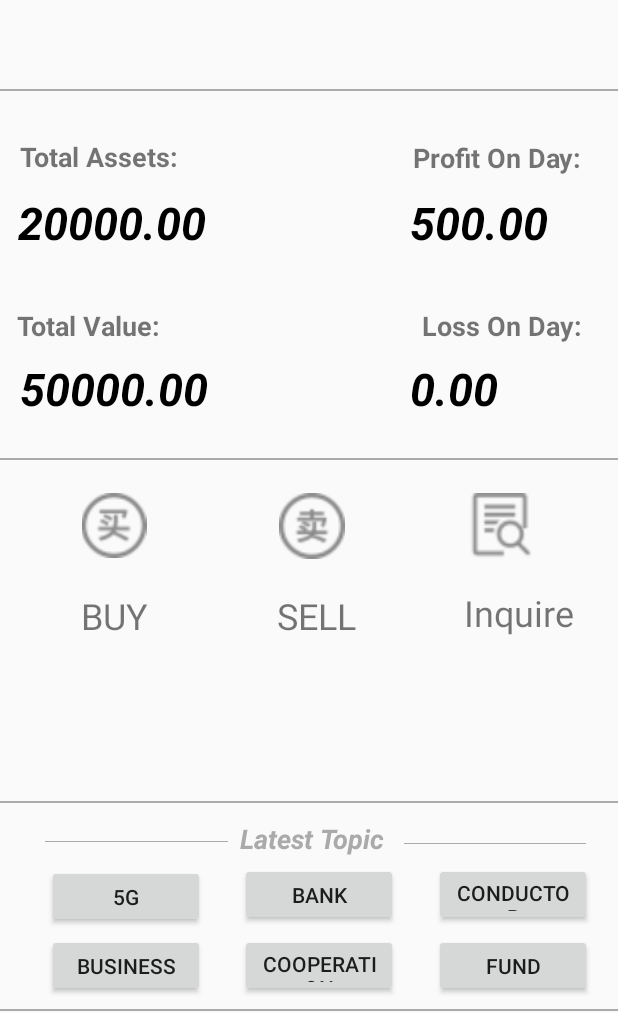
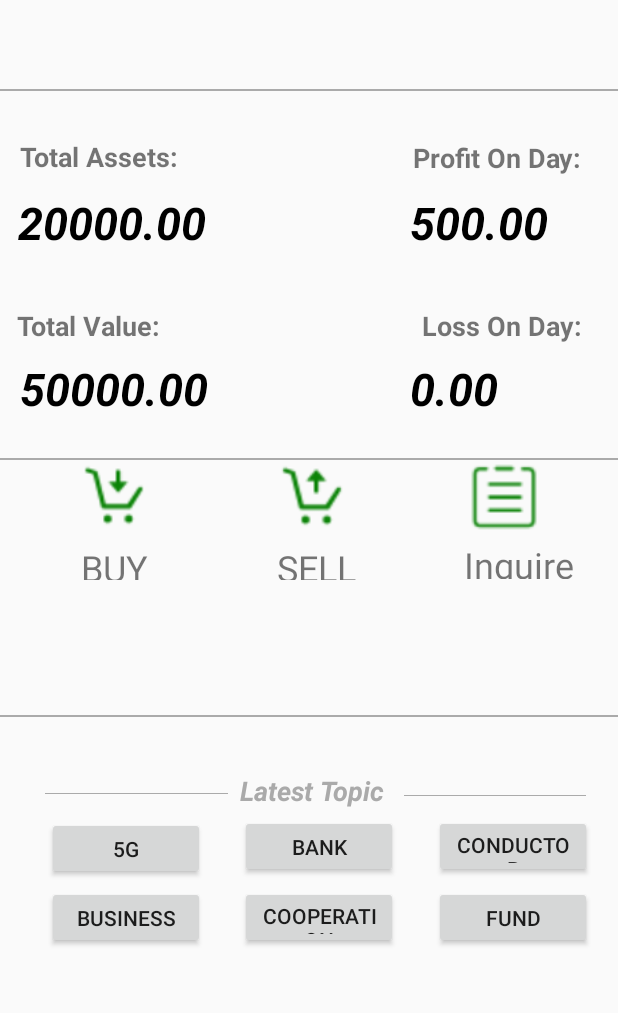
Before and after one commit to jayesslin/mystocks, an Android app: the personalPage screen opened directly, with no data from a screen before it, on a phone screen of 412 x 824 dp, the part 223-1236 px from its top. Run offline under Robolectric (Android 15) with nearby library versions, the phone set to English and light mode, and no system bars; 1 statement that could not run was skipped.

Commit message:
个人页面布局更新

```diff
--- a/app/src/main/res/layout/activity_personal_page.xml
+++ b/app/src/main/res/layout/activity_personal_page.xml
@@ -243,21 +243,23 @@
         android:layout_width="422dp"
         android:layout_height="1dp"
         android:layout_marginStart="8dp"
+        android:layout_marginTop="33dp"
         android:layout_marginEnd="8dp"
-        android:layout_marginBottom="140dp"
+        android:layout_marginBottom="148dp"
         android:background="@android:color/darker_gray"
         app:layout_constraintBottom_toBottomOf="parent"
         app:layout_constraintEnd_toEndOf="parent"
         app:layout_constraintHorizontal_bias="0.703"
-        app:layout_constraintStart_toStartOf="parent" />
+        app:layout_constraintStart_toStartOf="parent"
+        app:layout_constraintTop_toBottomOf="@+id/relativeLayout7" />
 
     <RelativeLayout
         android:id="@+id/relativeLayout5"
         android:layout_width="413dp"
         android:layout_height="45dp"
         android:layout_marginStart="8dp"
-        android:layout_marginTop="20dp"
         android:layout_marginEnd="8dp"
+        app:layout_constraintBottom_toTopOf="@+id/relativeLayout7"
         app:layout_constraintEnd_toEndOf="parent"
         app:layout_constraintHorizontal_bias="0.555"
         app:layout_constraintStart_toStartOf="parent"
@@ -273,7 +275,7 @@
             android:layout_marginStart="54dp"
             android:layout_marginTop="0dp"
             android:layout_marginBottom="2dp"
-            app:srcCompat="@drawable/mairu" />
+            app:srcCompat="@drawable/mairu1" />
 
         <ImageView
             android:id="@+id/imageView13"
@@ -285,7 +287,7 @@
             android:layout_marginStart="184dp"
             android:layout_marginTop="0dp"
             android:layout_marginBottom="1dp"
-            app:srcCompat="@drawable/maichu" />
+            app:srcCompat="@drawable/maichu1" />
 
         <ImageView
             android:id="@+id/imageView14"
@@ -301,10 +303,10 @@
     </RelativeLayout>
 
     <RelativeLayout
+        android:id="@+id/relativeLayout7"
         android:layout_width="413dp"
-        android:layout_height="47dp"
+        android:layout_height="40dp"
         android:layout_marginStart="8dp"
-        android:layout_marginTop="12dp"
         android:layout_marginEnd="8dp"
         app:layout_constraintEnd_toEndOf="parent"
         app:layout_constraintHorizontal_bias="0.444"
@@ -355,24 +357,15 @@
     </RelativeLayout>
 
     <RelativeLayout
-        android:id="@+id/relativeLayout6"
         android:layout_width="412dp"
-        android:layout_height="1dp"
-        android:layout_marginBottom="1dp"
-        android:background="@android:color/darker_gray"
+        android:layout_height="126dp"
+        android:layout_marginTop="5dp"
+        android:layout_marginBottom="4dp"
         app:layout_constraintBottom_toBottomOf="parent"
         app:layout_constraintEnd_toEndOf="parent"
-        app:layout_constraintStart_toStartOf="parent">
-
-    </RelativeLayout>
-
-    <RelativeLayout
-        android:layout_width="412dp"
-        android:layout_height="126dp"
-        app:layout_constraintBottom_toTopOf="@+id/relativeLayout6"
-        app:layout_constraintEnd_toEndOf="parent"
-        app:layout_constraintHorizontal_bias="0.0"
-        app:layout_constraintStart_toStartOf="parent">
+        app:layout_constraintHorizontal_bias="1.0"
+        app:layout_constraintStart_toStartOf="parent"
+        app:layout_constraintTop_toBottomOf="@+id/relativeLayout3">
 
         <View
             android:id="@+id/view8"
@@ -404,7 +397,7 @@
 
         <android.support.design.widget.TextInputLayout
             android:layout_width="match_parent"
-            android:layout_height="wrap_content"/>
+            android:layout_height="wrap_content" />
 
         <TextView
             android:id="@+id/textView25"
```
Also changed, not shown: app/src/main/res/drawable/chaxun.png, app/src/main/res/drawable/maichu.png, app/src/main/res/drawable/maichu1.png (added), app/src/main/res/drawable/mairu.png, app/src/main/res/drawable/mairu1.png (added).
